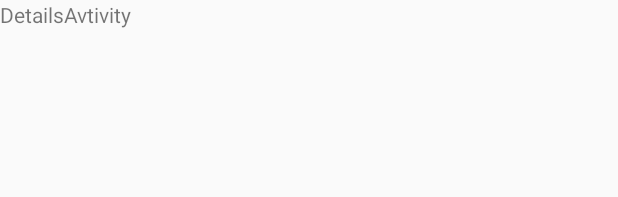
After one commit to GuangzhouZeng/code-stuff, an Android app: the layout activity_details.xml on its own in the app's theme, with its tools: preview values and no code run, on a phone screen of 412 x 824 dp. The commit adds this screen. Shown: the top 197 px of the screen. Run offline under Robolectric (Android 15) with nearby library versions, the phone set to English and light mode, and no system bars.

Commit message:
modified:   Android/WeatherIt/.idea/misc.xml 	modified:   Android/WeatherIt/app/src/main/AndroidManifest.xml 	new file:   Android/WeatherIt/app/src/main/java/com/android/weatherit/DetailsActivity.java 	modified:   Android/WeatherIt/app/src/main/java/com/android/weatherit/MainActivity.java 	modified:   Android/WeatherIt/app/src/main/java/com/android/weatherit/ResultActivity.java 	new file:   Android/WeatherIt/app/src/main/java/com/android/weatherit/convertData.java 	new file:   Android/WeatherIt/app/src/main/res/layout/activity_details.xml 	modified:   Android/WeatherIt/app/src/main/res/layout/activity_result.xml 	modified:   Android/WeatherIt/app/src/main/res/values/strings.xml 	modified:   Android/returnback.json

```diff
--- a/Android/WeatherIt/app/src/main/AndroidManifest.xml
+++ b/Android/WeatherIt/app/src/main/AndroidManifest.xml
@@ -30,6 +30,10 @@
             android:name=".ResultActivity"
             android:label="@string/title_activity_result" >
         </activity>
+        <activity
+            android:name=".DetailsActivity"
+            android:label="@string/title_activity_details" >
+        </activity>
     </application>
 
 </manifest>
--- a/Android/WeatherIt/app/src/main/java/com/android/weatherit/MainActivity.java
+++ b/Android/WeatherIt/app/src/main/java/com/android/weatherit/MainActivity.java
@@ -163,8 +163,9 @@ public class MainActivity extends Activity {
                 intent.putExtra("jsonResult", result);
                 intent.putExtra("streetVal",streetVal);
                 intent.putExtra("cityVal",cityVal);
-                intent.putExtra("stateVal",stateVal);
-                intent.putExtra("degreeVal",degreeVal);
+                intent.putExtra("stateVal", stateVal);
+                intent.putExtra("degreeVal", degreeVal);
+
                 startActivity(intent);
             }
         }
--- /dev/null
+++ b/Android/WeatherIt/app/src/main/res/layout/activity_details.xml
@@ -0,0 +1,47 @@
+<?xml version="1.0" encoding="utf-8"?>
+<LinearLayout xmlns:android="http://schemas.android.com/apk/res/android"
+    android:orientation="vertical" android:layout_width="match_parent"
+    android:layout_height="match_parent">
+
+    <TextView
+        android:layout_width="wrap_content"
+        android:layout_height="wrap_content"
+        android:text="DetailsAvtivity"
+        android:id="@+id/textView3" />
+
+    <TabHost
+        android:layout_width="match_parent"
+        android:layout_height="wrap_content"
+        android:id="@+id/tabHost">
+
+        <LinearLayout
+            android:layout_width="match_parent"
+            android:layout_height="match_parent"
+            android:orientation="vertical">
+
+            <TabWidget
+                android:id="@android:id/tabs"
+                android:layout_width="match_parent"
+                android:layout_height="wrap_content"></TabWidget>
+
+            <FrameLayout
+                android:id="@android:id/tabcontent"
+                android:layout_width="match_parent"
+                android:layout_height="match_parent">
+
+                <LinearLayout
+                    android:id="@+id/tab1"
+                    android:layout_width="match_parent"
+                    android:layout_height="match_parent"
+                    android:orientation="vertical"></LinearLayout>
+
+                <LinearLayout
+                    android:id="@+id/tab2"
+                    android:layout_width="match_parent"
+                    android:layout_height="match_parent"
+                    android:orientation="vertical"></LinearLayout>
+
+            </FrameLayout>
+        </LinearLayout>
+    </TabHost>
+</LinearLayout>
--- a/Android/WeatherIt/app/src/main/res/values/strings.xml
+++ b/Android/WeatherIt/app/src/main/res/values/strings.xml
@@ -77,6 +77,7 @@ At summo facete eam, aeque regione antiopam et sea.Atomorum moderatius ei qui, e
         <item>WY</item>
     </string-array>
     <string name="title_activity_result">ResultActivity</string>
+    <string name="title_activity_details">DetailActivity</string>
 
     <string name="hello_world">Hello world!</string>
     <string name="contDescWeatherIcon">weather icon</string>
```
Also changed, not shown: Android/WeatherIt/app/src/main/java/com/android/weatherit/DetailsActivity.java (added, +15 -0 lines), Android/WeatherIt/app/src/main/java/com/android/weatherit/ResultActivity.java (+36 -9 lines), Android/WeatherIt/app/src/main/java/com/android/weatherit/convertData.java (added, +129 -0 lines), Android/WeatherIt/app/src/main/res/layout/activity_result.xml (+5 -4 lines), 1 other file.
